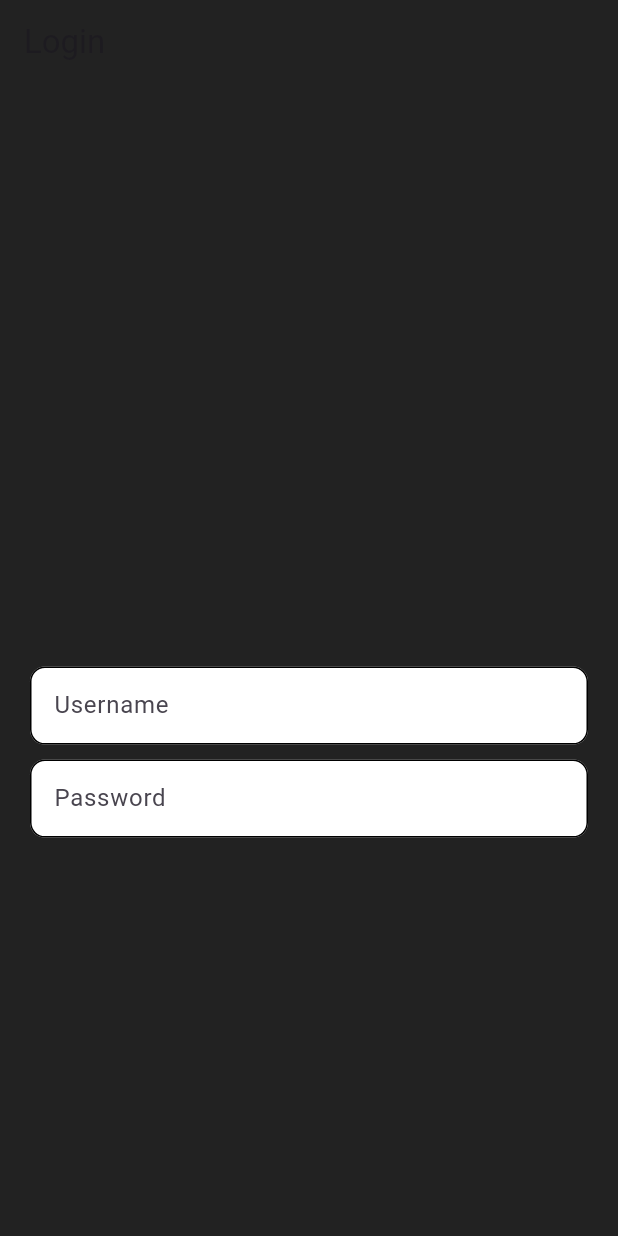
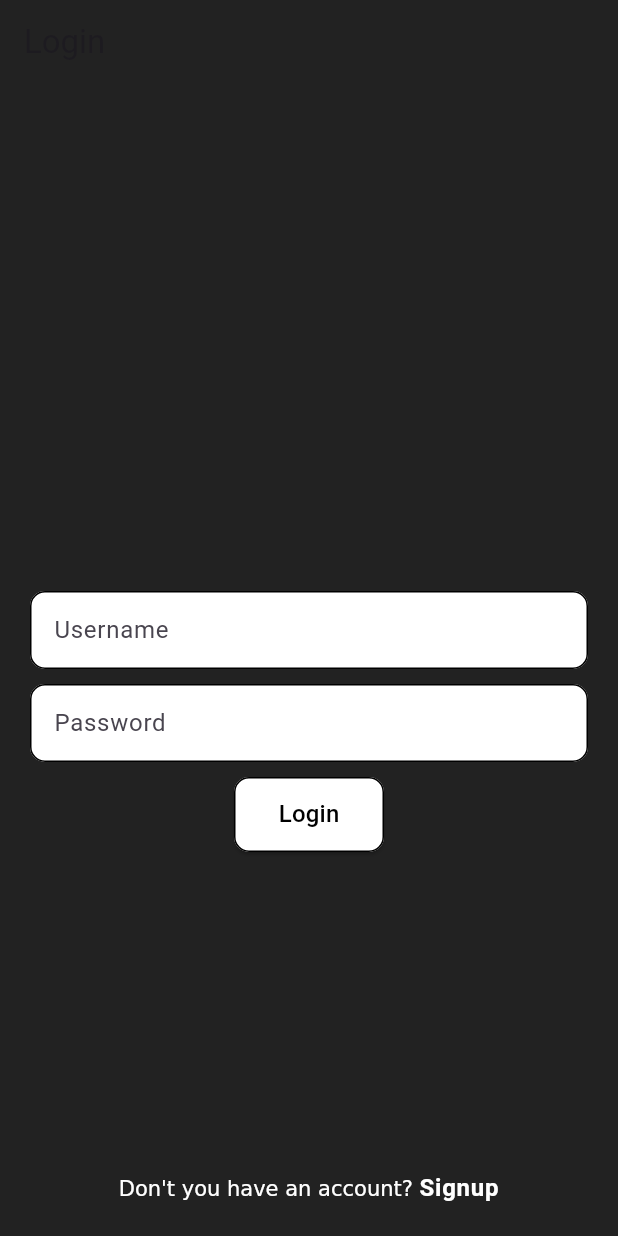
Before and after one commit to alex-ivankova766/social_media_app_with_clean_and_bloc, a Flutter app: the screen it shows after launch, on a phone screen of 412 x 824 dp. Run offline on Flutter 3.47's test engine with Material 3 defaults, Android fonts, the light colour scheme and no system bars; our stand-ins replace go_router.

Commit message:
finish login screen and added sign up screen

```diff
--- a/lib/src/features/auth/presentation/views/login_screen.dart
+++ b/lib/src/features/auth/presentation/views/login_screen.dart
@@ -1,4 +1,5 @@
 import 'package:flutter/material.dart';
+import 'package:go_router/go_router.dart';
 
 import '../../../../shared/presentation/widgets/widgets.dart';
 
@@ -9,22 +10,49 @@ class LoginScreen extends StatelessWidget {
   Widget build(BuildContext context) {
     return Scaffold(
       appBar: AppBar(title: const Text('Login')),
-      body: SafeArea(
+      body: const SafeArea(
           child: Padding(
-        padding: const EdgeInsets.all(20.0),
+        padding: EdgeInsets.all(20.0),
         child: Column(
           children: [
             Spacer(flex: 3),
             _Username(),
-            const SizedBox(
+            SizedBox(
               height: 10,
             ),
             _Password(),
-            Spacer(flex: 2)
+            SizedBox(
+              height: 10,
+            ),
+            _LoginButton(),
+            Spacer(flex: 2),
+            _SignUpRedirect()
           ],
         ),
       )),
     );
+  }
+}
+
+class _SignUpRedirect extends StatelessWidget {
+  const _SignUpRedirect();
+
+  @override
+  Widget build(BuildContext context) {
+    return InkWell(
+        onTap: () {
+          context.goNamed('signup');
+        },
+        child: RichText(
+            text: TextSpan(children: [
+          const TextSpan(text: 'Don\'t you have an account? '),
+          TextSpan(
+              text: 'Signup',
+              style: Theme.of(context)
+                  .textTheme
+                  .bodyLarge!
+                  .copyWith(fontWeight: FontWeight.bold)),
+        ])));
   }
 }
 
@@ -51,3 +79,27 @@ class _Password extends StatelessWidget {
     );
   }
 }
+
+class _LoginButton extends StatelessWidget {
+  const _LoginButton();
+
+  @override
+  Widget build(BuildContext context) {
+    return ElevatedButton(
+        onPressed: () {},
+        style: ElevatedButton.styleFrom(
+            shape: RoundedRectangleBorder(
+              side: const BorderSide(color: Colors.black),
+              borderRadius: BorderRadius.circular(10.0),
+            ),
+            backgroundColor: Colors.white,
+            minimumSize: const Size(100, 50)),
+        child: Text(
+          'Login',
+          style: Theme.of(context)
+              .textTheme
+              .titleMedium!
+              .copyWith(color: Colors.black),
+        ));
+  }
+}
```
Also changed, not shown: lib/src/features/auth/presentation/views/signup_screen.dart (+109 -2 lines), 2 other files.
